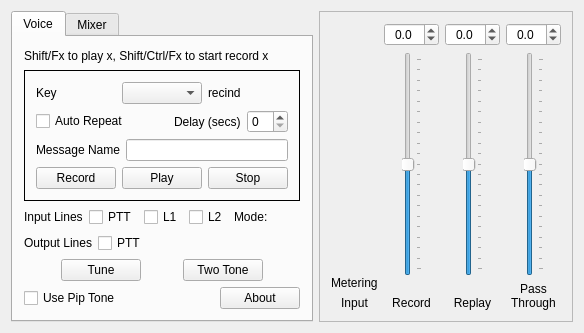
This is mqt/MqtKeyer/KeyerMain.ui in Rsclub22/Minos2-Mirror as Qt 5 draws it before an edit. The edited form follows.
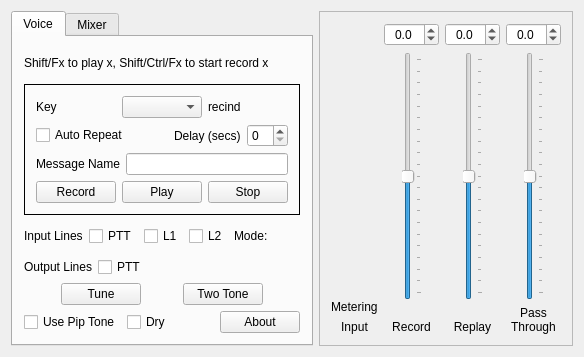
This is the edited form. Custom widgets are drawn as their Qt base class.

What changed in the file:
```diff
--- a/mqt/MqtKeyer/KeyerMain.ui
+++ b/mqt/MqtKeyer/KeyerMain.ui
@@ -6,8 +6,8 @@
    <rect>
     <x>0</x>
     <y>0</y>
-    <width>558</width>
-    <height>320</height>
+    <width>583</width>
+    <height>357</height>
    </rect>
   </property>
   <property name="windowTitle">
@@ -304,6 +304,13 @@
             </property>
            </widget>
           </item>
+          <item>
+           <widget class="QCheckBox" name="dryCheckBox">
+            <property name="text">
+             <string>Dry</string>
+            </property>
+           </widget>
+          </item>
           <item>
            <spacer name="horizontalSpacer_4">
             <property name="orientation">
```
